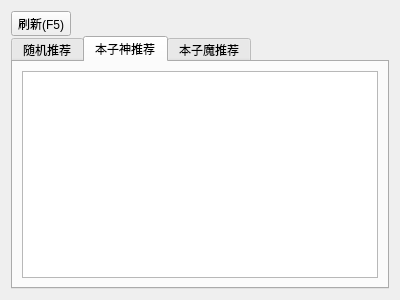
This is ui/ui_index.ui in tonquer/picacg-qt as Qt 5 draws it before an edit. The edited form follows.
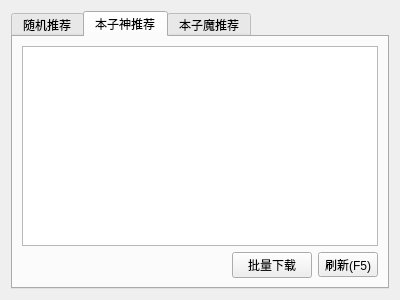
This is the edited form. Custom widgets are drawn as their Qt base class.

Patch:
```diff
--- a/ui/ui_index.ui
+++ b/ui/ui_index.ui
@@ -18,33 +18,6 @@
    <property name="spacing">
     <number>0</number>
    </property>
-   <item>
-    <layout class="QHBoxLayout" name="horizontalLayout">
-     <item>
-      <widget class="QToolButton" name="toolButton">
-       <property name="text">
-        <string>刷新(F5)</string>
-       </property>
-       <property name="shortcut">
-        <string>F5</string>
-       </property>
-      </widget>
-     </item>
-     <item>
-      <spacer name="horizontalSpacer">
-       <property name="orientation">
-        <enum>Qt::Horizontal</enum>
-       </property>
-       <property name="sizeHint" stdset="0">
-        <size>
-         <width>40</width>
-         <height>20</height>
-        </size>
-       </property>
-      </spacer>
-     </item>
-    </layout>
-   </item>
    <item>
     <widget class="QTabWidget" name="tabWidget">
      <property name="styleSheet">
@@ -75,6 +48,40 @@
        <item>
         <widget class="ComicListWidget" name="godList"/>
        </item>
+       <item>
+        <layout class="QHBoxLayout" name="horizontalLayout">
+         <item>
+          <spacer name="horizontalSpacer">
+           <property name="orientation">
+            <enum>Qt::Horizontal</enum>
+           </property>
+           <property name="sizeHint" stdset="0">
+            <size>
+             <width>40</width>
+             <height>20</height>
+            </size>
+           </property>
+          </spacer>
+         </item>
+         <item>
+          <widget class="QPushButton" name="pushButton">
+           <property name="text">
+            <string>批量下载</string>
+           </property>
+          </widget>
+         </item>
+         <item>
+          <widget class="QToolButton" name="toolButton">
+           <property name="text">
+            <string>刷新(F5)</string>
+           </property>
+           <property name="shortcut">
+            <string>F5</string>
+           </property>
+          </widget>
+         </item>
+        </layout>
+       </item>
       </layout>
      </widget>
      <widget class="QWidget" name="tab_2">
```
Left out of the diff: 1 changed line with no effect on the pictures.
